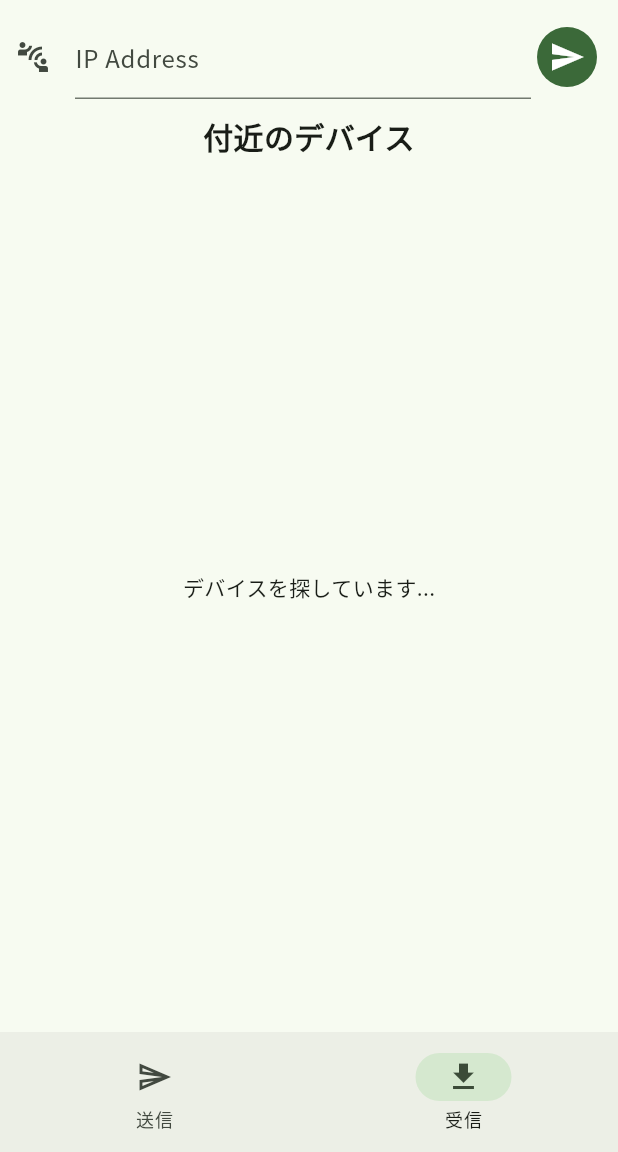
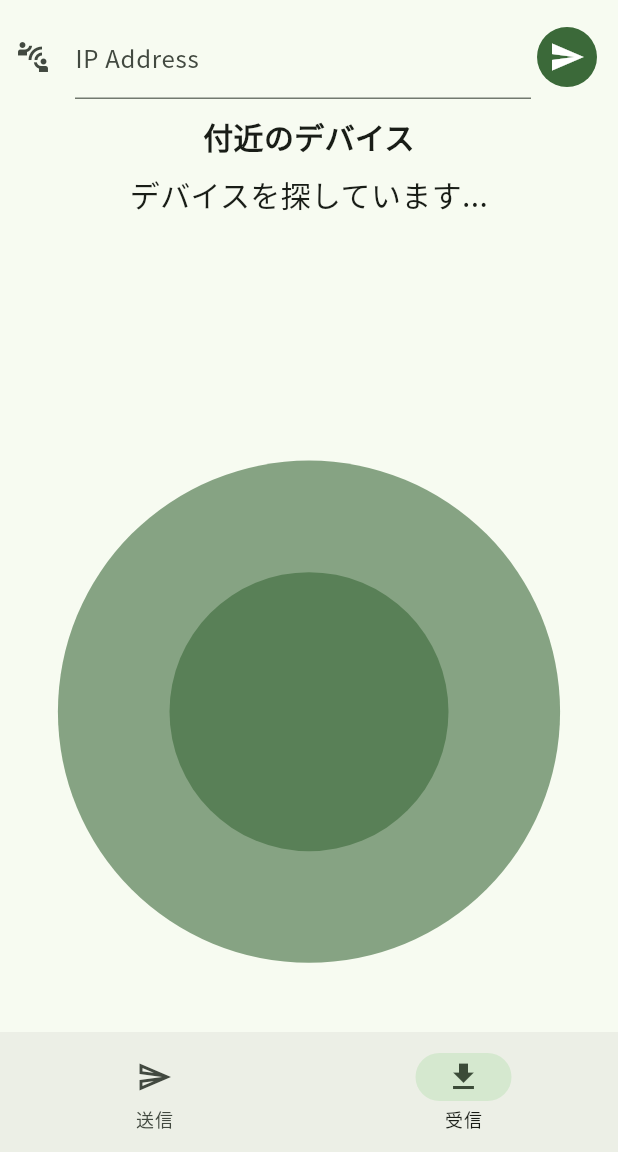
Before and after one commit to CoreNion/OpenFileTrucker, a Flutter app: the screen it shows after launch, item 2 of the bottom bar chosen, on a phone screen of 412 x 824 dp, the part 84-1236 px from its top. Run offline on Flutter 3.47's test engine with Material 2 defaults, Android fonts, the phone set to English and light mode, and no system bars; drawn by our look-alikes of dynamic_color, loading_indicator; our stand-ins replace bot_toast, cross_file, file_picker, flutter_svg, image_gallery_saver, package_info_plus and 3 more; missing offline and left inert: desktop_drop, file_sizes, nsd, share_handler, webcrypto.

Commit message:
[service] デバイスが一つも見つからない時にアニメーションを付ける

```diff
--- a/lib/widget/service.dart
+++ b/lib/widget/service.dart
@@ -5,6 +5,7 @@ import 'package:file_picker/file_picker.dart';
 import 'package:flutter/material.dart';
 import 'package:responsive_grid/responsive_grid.dart';
 import 'package:wakelock_plus/wakelock_plus.dart';
+import 'package:loading_indicator/loading_indicator.dart';
 
 import '../class/file_info.dart';
 import '../class/trucker_device.dart';
@@ -33,7 +34,7 @@ class _TruckerDevicesListState extends State<TruckerDevicesList> {
   void initState() {
     super.initState();
 
-    /// 検知サービスを開始
+    // 検知サービスを開始
     startDetectService(widget.isSender ? ServiceType.receive : ServiceType.send,
         (service, status) async {
       setState(() {
@@ -100,7 +101,27 @@ class _TruckerDevicesListState extends State<TruckerDevicesList> {
                 );
               },
             ).toList())
-        : const Center(child: Text("デバイスを探しています..."));
+        : Container(
+            margin: const EdgeInsets.all(10),
+            child: Column(
+              crossAxisAlignment: CrossAxisAlignment.center,
+              children: [
+                const Expanded(
+                    flex: 3,
+                    child: Text(
+                      "デバイスを探しています...",
+                      textAlign: TextAlign.center,
+                      style: TextStyle(fontSize: 20),
+                    )),
+                Expanded(
+                    flex: 7,
+                    child: LoadingIndicator(
+                      strokeWidth: 0.1,
+                      indicatorType: Indicator.ballScale,
+                      colors: [_colorScheme.primary.withOpacity(1.0)],
+                    ))
+              ],
+            ));
   }
 
   /// リクエストが要求されたときの処理
--- a/pubspec.yaml
+++ b/pubspec.yaml
@@ -59,6 +59,7 @@ dependencies:
   nsd: ^2.3.1
   responsive_grid: ^2.4.4
   bot_toast: ^4.1.1
+  loading_indicator: ^3.1.1
 
 dev_dependencies:
   flutter_test:
```
Also changed, not shown: pubspec.lock.
